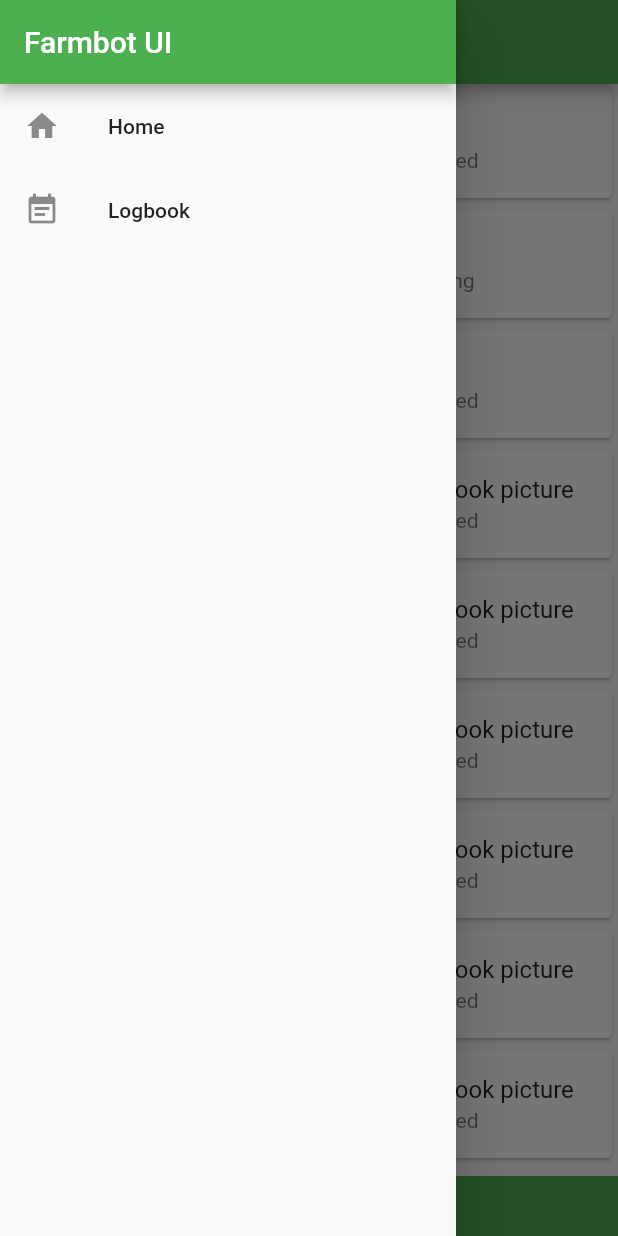
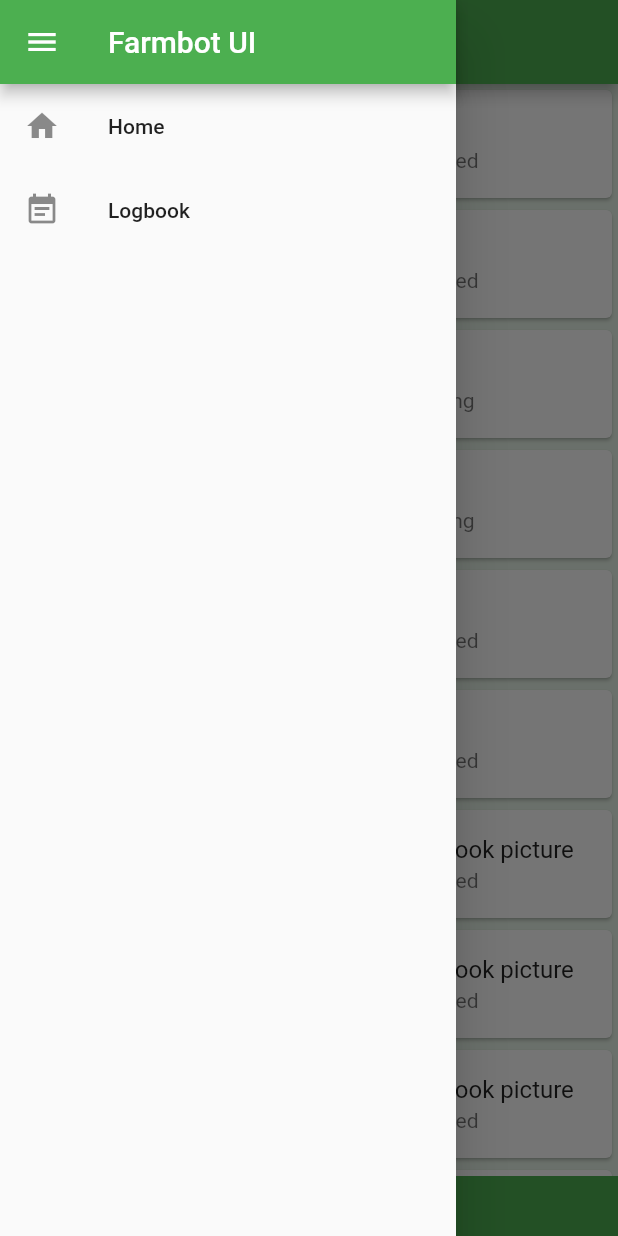
Before and after one commit to AvansETI/farmbot, a Flutter app: the Logbook screen opened by its route, with the side drawer open, on a phone screen of 412 x 824 dp. Run offline on Flutter 3.47's test engine with Material 2 defaults, Android fonts, the phone set to English and light mode, and no system bars.

Commit message:
[finish] hardcoded logbook

```diff
--- a/ui/farmbot_ui/lib/Provider/LogbookProvider.dart
+++ b/ui/farmbot_ui/lib/Provider/LogbookProvider.dart
@@ -23,6 +23,8 @@
     this._logbookItems.add(new LogItem(time: new DateTime(2021, 6 ,7 , 10, 22), event: "Complete water sequence", status: "Succeed"));
 
     this._logbookItems.sort((a,b) => b.time.compareTo(a.time));
+
+    notifyListeners();
   }
 
   LogItem getLastLogItem(){
--- a/ui/farmbot_ui/lib/Screen/logbook.dart
+++ b/ui/farmbot_ui/lib/Screen/logbook.dart
@@ -14,6 +14,7 @@
   @override
   Widget build(BuildContext context) {
     return Scaffold(
+      backgroundColor: Theme.of(context).backgroundColor,
       appBar: AppBar(
         title: Text("Logbook"),
       ),
--- a/ui/farmbot_ui/lib/main.dart
+++ b/ui/farmbot_ui/lib/main.dart
@@ -22,6 +22,7 @@
       theme: ThemeData(
         // is not restarted.
         primarySwatch: Colors.green,
+        backgroundColor: Colors.green[50],
       ),
       home: HomeScreen(),
       //define routes in app scope
--- a/ui/farmbot_ui/lib/widget/drawer.dart
+++ b/ui/farmbot_ui/lib/widget/drawer.dart
@@ -18,7 +18,7 @@
           //Title of the menu
           AppBar(
             title: Text("Farmbot UI"),
-            automaticallyImplyLeading: false,
+            automaticallyImplyLeading: true,
           ),
           Expanded(
             //List of navigation items
@@ -32,12 +32,12 @@
 
                   ),
                   onTap: () => Navigator.of(context)
-                      .pushReplacementNamed(HomeScreen.routeName),
+                      .pushNamed(HomeScreen.routeName),
                 ),
                 ListTile(
                   leading: Icon(Icons.event_note),
                   title: Text("Logbook"),
-                  onTap: () => Navigator.of(context).pushReplacementNamed(Logbook.routeName),
+                  onTap: () => Navigator.of(context).pushNamed(Logbook.routeName),
                   ),
 
 
```
Also changed, not shown: ui/farmbot_ui/lib/Screen/homeScreen.dart (+30 -9 lines).
